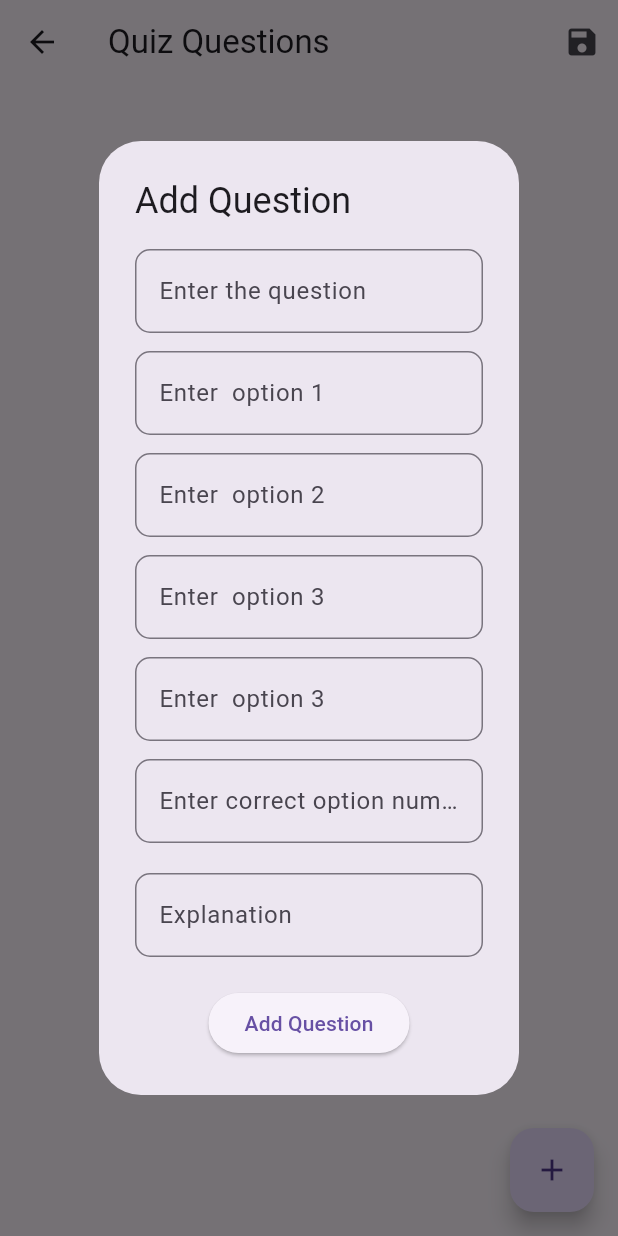
After one commit to ai-rayhan/egalee_admin, a Flutter app: the QuizInputPagewithExplanation screen opened directly, after a tap on the "add" icon, on a phone screen of 412 x 824 dp. The commit adds this screen. Run offline on Flutter 3.47's test engine with Material 3 defaults, Android fonts, the phone set to English and light mode, and no system bars; our stand-ins replace cloud_firestore, file_picker, firebase_auth, firebase_core, firebase_storage; accounts and stored records are empty.

Commit message:
add expalnation

```diff
--- /dev/null
+++ b/lib/componants/explanation_quiz_create.dart
@@ -0,0 +1,233 @@
+import 'dart:convert';
+import 'dart:typed_data';
+
+import 'package:egalee_admin/componants/dialogs/custom_alert.dart';
+import 'package:firebase_storage/firebase_storage.dart';
+import 'package:flutter/material.dart';
+
+class QuizInputPagewithExplanation extends StatefulWidget {
+  @override
+  _QuizInputPagewithExplanationState createState() =>
+      _QuizInputPagewithExplanationState();
+}
+
+class _QuizInputPagewithExplanationState
+    extends State<QuizInputPagewithExplanation> {
+  TextEditingController questionController = TextEditingController();
+  TextEditingController option1Controller = TextEditingController();
+  TextEditingController option2Controller = TextEditingController();
+  TextEditingController option3Controller = TextEditingController();
+  TextEditingController option4Controller = TextEditingController();
+  TextEditingController correctAnswerController = TextEditingController();
+  TextEditingController explanationController = TextEditingController();
+
+  List<Map<String, String>> questions = [];
+
+  @override
+  Widget build(BuildContext context) {
+    return Scaffold(
+      appBar: AppBar(
+        title: Text('Quiz Questions'),
+        actions: [
+          IconButton(
+            icon: const Icon(Icons.save),
+            onPressed: () {
+              // saveQuestionsToFirebaseStorage();
+              showCustomDialog(
+                context,
+                title: 'Confirmation',
+                content: 'Are you sure you want to perform this action?',
+                onOkPressed: () {
+                  saveQuestionsToFirebaseStorage(context);
+                  print('OK button pressed! Execute specific action.');
+                  // Call any function or perform any task you want here
+                },
+              );
+              // Navigator.push(
+              //   context,
+              //   MaterialPageRoute(
+              //     builder: (context) =>
+              //         QuizScreen(questions: questions,)
+              //   ),
+              // );
+            },
+          ),
+        ],
+      ),
+      body: ListView.builder(
+        itemCount: questions.length,
+        itemBuilder: (context, index) {
+          return ListTile(
+            title: Text(questions[index]['question']!),
+            subtitle:
+                Text('Correct Answer: ${questions[index]['correctAnswer']}'),
+          );
+        },
+      ),
+      floatingActionButton: FloatingActionButton(
+        onPressed: () {
+          _showAddQuestionDialog(context);
+        },
+        child: Icon(Icons.add),
+      ),
+    );
+  }
+
+  void _showAddQuestionDialog(BuildContext context) {
+    TextEditingController correctOptionController = TextEditingController();
+
+    showDialog(
+      context: context,
+      builder: (BuildContext context) {
+        return AlertDialog(
+          title: Text('Add Question'),
+          content: SingleChildScrollView(
+            child: Column(
+              // crossAxisAlignment: CrossAxisAlignment.stretch,
+              mainAxisSize: MainAxisSize.max,
+              children: <Widget>[
+                TextField(
+                  controller: questionController,
+                  decoration: InputDecoration(
+                    labelText: 'Enter the question',
+                  ),
+                ),
+                SizedBox(height: 12.0),
+                TextField(
+                  controller: option1Controller,
+                  decoration: InputDecoration(
+                    labelText: 'Enter  option 1',
+                  ),
+                ),
+                SizedBox(height: 12.0),
+                TextField(
+                  controller: option2Controller,
+                  decoration: InputDecoration(
+                    labelText: 'Enter  option 2',
+                  ),
+                ),
+                SizedBox(height: 12.0),
+                TextField(
+                  controller: option3Controller,
+                  decoration: InputDecoration(
+                    labelText: 'Enter  option 3',
+                  ),
+                ),
+                SizedBox(height: 12.0),
+                TextField(
+                  controller: option4Controller,
+                  decoration: InputDecoration(
+                    labelText: 'Enter  option 3',
+                  ),
+                ),
+                SizedBox(height: 12.0),
+                TextField(
+                  controller: correctOptionController,
+                  keyboardType: TextInputType.number,
+                  decoration: InputDecoration(
+                    labelText: 'Enter correct option number',
+                  ),
+                ),
+                SizedBox(height: 20.0),
+                TextField(
+                  controller: explanationController,
+                  decoration: InputDecoration(
+                    labelText: 'Explanation',
+                  ),
+                ),
+                SizedBox(height: 20.0),
+                ElevatedButton(
+                  onPressed: () {
+                    saveQuestion(correctOptionController.text);
+                    Navigator.pop(context); // Close the dialog after saving
+                  },
+                  child: Text('Add Question'),
+                ),
+              ],
+            ),
+          ),
+        );
+      },
+    );
+  }
+
+  void saveQuestion(String correctOption) {
+    String question = questionController.text;
+
+    int correctOptionIndex = int.tryParse(correctOption) ?? 0;
+    if (correctOptionIndex <= 0 || correctOptionIndex > 4) {
+      // Handle invalid option number input
+      // For example, show a snackbar or dialog indicating the invalid input
+      return;
+    }
+
+    List<String> options = [
+      option1Controller.text,
+      option2Controller.text,
+      option3Controller.text,
+      option4Controller.text
+    ];
+
+    String correctAnswer = options[correctOptionIndex - 1];
+
+    Map<String, String> newQuestion = {
+      'question': question,
+      'options': options.join(', '),
+      'explanation': explanationController.text,
+      'correctAnswer': correctAnswer,
+    };
+
+    setState(() {
+      questions.add(newQuestion);
+    });
+
+    // Clear the text fields after saving
+    questionController.clear();
+    option1Controller.clear();
+    option2Controller.clear();
+    option3Controller.clear();
+    option4Controller.clear();
+    explanationController.clear();
+    correctAnswerController.clear();
+  }
+
+  ///
+
+  String convertQuestionsToJson() {
+    return jsonEncode(questions);
+  }
+
+  void saveQuestionsToFirebaseStorage(BuildContext context) async {
+    String jsonData = convertQuestionsToJson();
+    Uint8List data =
+        Uint8List.fromList(utf8.encode(jsonData)); // Convert to Uint8List
+
+    Reference ref =
+        FirebaseStorage.instance.ref().child('quiz_question3gh.json');
+    UploadTask uploadTask = ref.putData(
+      data,
+      SettableMetadata(contentType: 'application/json'),
+    );
+
+    try {
+      TaskSnapshot snapshot = await uploadTask;
+      if (snapshot.state == TaskState.success) {
+        // If upload is successful, get the download URL
+        String downloadURL = await snapshot.ref.getDownloadURL();
+
+        // Print the download URL
+        print('Download URL: $downloadURL');
+
+        // Perform action to pop the screen, for example, using Navigator.pop
+        Navigator.pop(context, downloadURL); // This pops the current screen
+
+        // You can navigate to a new screen or perform any other action as needed here
+        // For navigating to a new screen, you might use:
+        // Navigator.push(context, MaterialPageRoute(builder: (context) => NextScreen()));
+      }
+    } catch (e) {
+      print('Error uploading file: $e');
+      // Handle errors here
+    }
+  }
+}
--- a/lib/screens/hsc_admission_screen/common_screen/add/add_study.dart
+++ b/lib/screens/hsc_admission_screen/common_screen/add/add_study.dart
@@ -4,7 +4,7 @@ import 'package:cloud_firestore/cloud_firestore.dart';
 import 'package:egalee_admin/data/firebase_caller/storage/upload.dart';
 import 'package:flutter/material.dart';
 
-import '../../../../componants/create_quiz.dart';
+import '../../../../componants/explanation_quiz_create.dart';
 
 class AddTopicScreen extends StatefulWidget {
   final String groupName;
@@ -203,7 +203,8 @@ class _AddTopicScreenState extends State<AddTopicScreen> {
                         final result = await Navigator.push(
                           context,
                           MaterialPageRoute(
-                              builder: (context) => QuizInputPage()),
+                              builder: (context) =>
+                                  QuizInputPagewithExplanation()),
                         );
 
                         if (result != null) {
--- a/lib/screens/job_preparation_screen/live_exam_screen/add_exam_screen.dart
+++ b/lib/screens/job_preparation_screen/live_exam_screen/add_exam_screen.dart
@@ -4,7 +4,7 @@ import 'package:cloud_firestore/cloud_firestore.dart';
 import 'package:egalee_admin/data/firebase_caller/storage/upload.dart';
 import 'package:flutter/material.dart';
 
-import '../../../../componants/create_quiz.dart';
+import '../../../componants/explanation_quiz_create.dart';
 
 class AddExamScreen extends StatefulWidget {
   final String groupName;
@@ -125,7 +125,8 @@ class _AddExamScreenState extends State<AddExamScreen> {
                 onTap: () async {
                   final result = await Navigator.push(
                     context,
-                    MaterialPageRoute(builder: (context) => QuizInputPage()),
+                    MaterialPageRoute(
+                        builder: (context) => QuizInputPagewithExplanation()),
                   );
 
                   if (result != null) {
@@ -146,7 +147,6 @@ class _AddExamScreenState extends State<AddExamScreen> {
                 height: 20,
               ),
 
-
               // Add more TextFields for additional fields if needed
             ],
           ),
```
Also changed, not shown: lib/componants/x.dart (renamed from lib/componants/create_quiz.dart, +5 -5 lines), lib/screens/hsc_admission_screen/live_exam_screen/add_exam_screen.dart (+5 -5 lines), lib/screens/hsc_admission_screen/live_exam_screen/update_screen.dart (+11 -8 lines), lib/screens/job_preparation_screen/common_screen/add/add_topic_screen.dart (+15 -7 lines), lib/screens/job_preparation_screen/live_exam_screen/update_screen.dart (+11 -8 lines).
